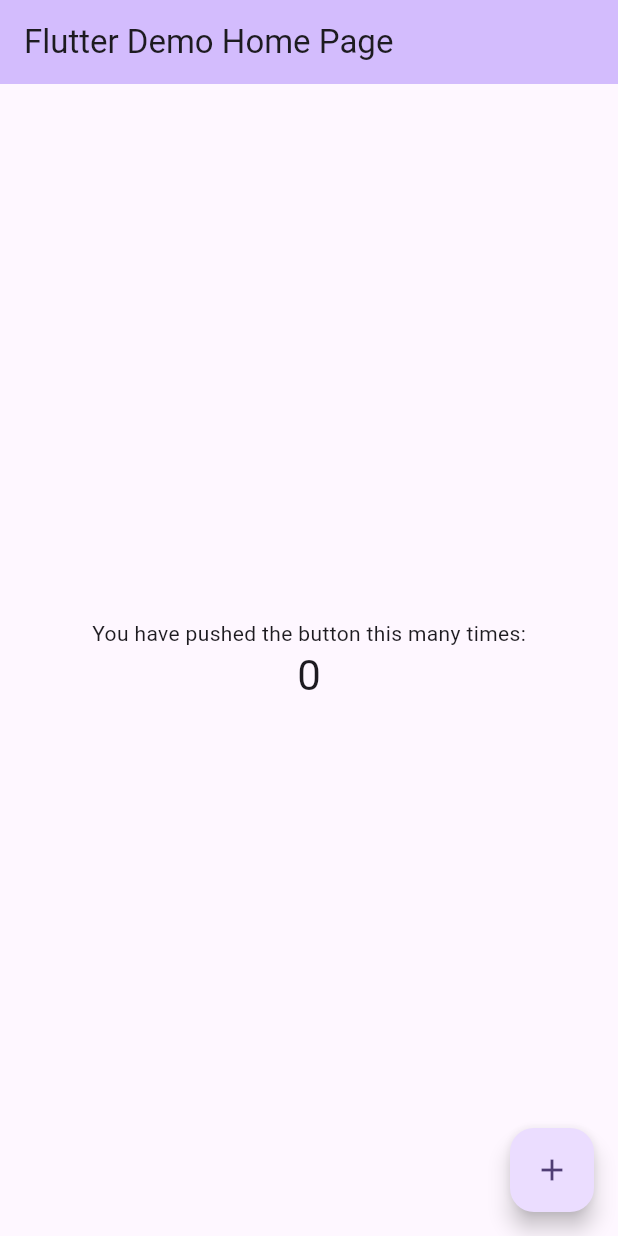
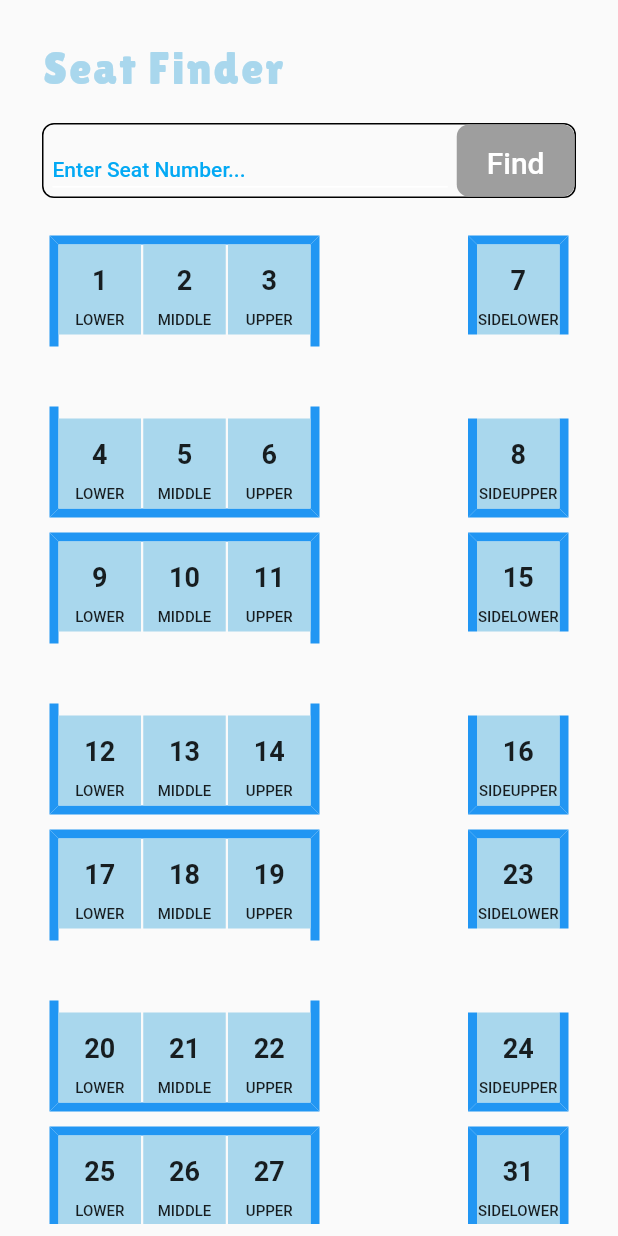
Before and after one commit to Aditya-Y-Git/CRUV_seat_finder, a Flutter app: the screen it shows after launch, on a phone screen of 412 x 824 dp. Run offline on Flutter 3.47's test engine with Material 2 defaults, Android fonts, the phone set to English and light mode, and no system bars; our stand-ins replace google_fonts, tuple.

Commit message:
completed whole design part

```diff
--- /dev/null
+++ b/lib/data/seats_data.dart
@@ -0,0 +1,77 @@
+import 'package:seat_finder/models/seat.dart';
+
+const seatsData = [
+  Seat(seatNumber: 0, cateory: Category.lower),
+  Seat(seatNumber: 1, cateory: Category.lower),
+  Seat(seatNumber: 2, cateory: Category.middle),
+  Seat(seatNumber: 3, cateory: Category.upper),
+  Seat(seatNumber: 4, cateory: Category.lower),
+  Seat(seatNumber: 5, cateory: Category.middle),
+  Seat(seatNumber: 6, cateory: Category.upper),
+  Seat(seatNumber: 7, cateory: Category.sideLower),
+  Seat(seatNumber: 8, cateory: Category.sideUpper),
+  Seat(seatNumber: 9, cateory: Category.lower),
+  Seat(seatNumber: 10, cateory: Category.middle),
+  Seat(seatNumber: 11, cateory: Category.upper),
+  Seat(seatNumber: 12, cateory: Category.lower),
+  Seat(seatNumber: 13, cateory: Category.middle),
+  Seat(seatNumber: 14, cateory: Category.upper),
+  Seat(seatNumber: 15, cateory: Category.sideLower),
+  Seat(seatNumber: 16, cateory: Category.sideUpper),
+  Seat(seatNumber: 17, cateory: Category.lower),
+  Seat(seatNumber: 18, cateory: Category.middle),
+  Seat(seatNumber: 19, cateory: Category.upper),
+  Seat(seatNumber: 20, cateory: Category.lower),
+  Seat(seatNumber: 21, cateory: Category.middle),
+  Seat(seatNumber: 22, cateory: Category.upper),
+  Seat(seatNumber: 23, cateory: Category.sideLower),
+  Seat(seatNumber: 24, cateory: Category.sideUpper),
+  Seat(seatNumber: 25, cateory: Category.lower),
+  Seat(seatNumber: 26, cateory: Category.middle),
+  Seat(seatNumber: 27, cateory: Category.upper),
+  Seat(seatNumber: 28, cateory: Category.lower),
+  Seat(seatNumber: 29, cateory: Category.middle),
+  Seat(seatNumber: 30, cateory: Category.upper),
+  Seat(seatNumber: 31, cateory: Category.sideLower),
+  Seat(seatNumber: 32, cateory: Category.sideUpper),
+  Seat(seatNumber: 33, cateory: Category.lower),
+  Seat(seatNumber: 34, cateory: Category.middle),
+  Seat(seatNumber: 35, cateory: Category.upper),
+  Seat(seatNumber: 36, cateory: Category.lower),
+  Seat(seatNumber: 37, cateory: Category.middle),
+  Seat(seatNumber: 38, cateory: Category.upper),
+  Seat(seatNumber: 39, cateory: Category.sideLower),
+  Seat(seatNumber: 40, cateory: Category.sideUpper),
+  Seat(seatNumber: 41, cateory: Category.lower),
+  Seat(seatNumber: 42, cateory: Category.middle),
+  Seat(seatNumber: 43, cateory: Category.upper),
+  Seat(seatNumber: 44, cateory: Category.lower),
+  Seat(seatNumber: 45, cateory: Category.middle),
+  Seat(seatNumber: 46, cateory: Category.upper),
+  Seat(seatNumber: 47, cateory: Category.sideLower),
+  Seat(seatNumber: 48, cateory: Category.sideUpper),
+  Seat(seatNumber: 49, cateory: Category.lower),
+  Seat(seatNumber: 50, cateory: Category.middle),
+  Seat(seatNumber: 51, cateory: Category.upper),
+  Seat(seatNumber: 52, cateory: Category.lower),
+  Seat(seatNumber: 53, cateory: Category.middle),
+  Seat(seatNumber: 54, cateory: Category.upper),
+  Seat(seatNumber: 55, cateory: Category.sideLower),
+  Seat(seatNumber: 56, cateory: Category.sideUpper),
+  Seat(seatNumber: 57, cateory: Category.lower),
+  Seat(seatNumber: 58, cateory: Category.middle),
+  Seat(seatNumber: 59, cateory: Category.upper),
+  Seat(seatNumber: 60, cateory: Category.lower),
+  Seat(seatNumber: 61, cateory: Category.middle),
+  Seat(seatNumber: 62, cateory: Category.upper),
+  Seat(seatNumber: 63, cateory: Category.sideLower),
+  Seat(seatNumber: 64, cateory: Category.sideUpper),
+  Seat(seatNumber: 65, cateory: Category.lower),
+  Seat(seatNumber: 66, cateory: Category.middle),
+  Seat(seatNumber: 67, cateory: Category.upper),
+  Seat(seatNumber: 68, cateory: Category.lower),
+  Seat(seatNumber: 69, cateory: Category.middle),
+  Seat(seatNumber: 70, cateory: Category.upper),
+  Seat(seatNumber: 71, cateory: Category.sideLower),
+  Seat(seatNumber: 72, cateory: Category.sideUpper),
+];
--- a/lib/main.dart
+++ b/lib/main.dart
@@ -1,125 +1,11 @@
 import 'package:flutter/material.dart';
+import 'package:seat_finder/screens/home.dart';
 
 void main() {
-  runApp(const MyApp());
+  runApp(
+    MaterialApp(
+      theme: ThemeData().copyWith(useMaterial3: true),
+      home: const Expanded(child: HomeScreen()),
+    ),
+  );
 }
-
-class MyApp extends StatelessWidget {
-  const MyApp({super.key});
-
-  // This widget is the root of your application.
-  @override
-  Widget build(BuildContext context) {
-    return MaterialApp(
-      title: 'Flutter Demo',
-      theme: ThemeData(
-        // This is the theme of your application.
-        //
-        // TRY THIS: Try running your application with "flutter run". You'll see
-        // the application has a blue toolbar. Then, without quitting the app,
-        // try changing the seedColor in the colorScheme below to Colors.green
-        // and then invoke "hot reload" (save your changes or press the "hot
-        // reload" button in a Flutter-supported IDE, or press "r" if you used
-        // the command line to start the app).
-        //
-        // Notice that the counter didn't reset back to zero; the application
-        // state is not lost during the reload. To reset the state, use hot
-        // restart instead.
-        //
-        // This works for code too, not just values: Most code changes can be
-        // tested with just a hot reload.
-        colorScheme: ColorScheme.fromSeed(seedColor: Colors.deepPurple),
-        useMaterial3: true,
-      ),
-      home: const MyHomePage(title: 'Flutter Demo Home Page'),
-    );
-  }
-}
-
-class MyHomePage extends StatefulWidget {
-  const MyHomePage({super.key, required this.title});
-
-  // This widget is the home page of your application. It is stateful, meaning
-  // that it has a State object (defined below) that contains fields that affect
-  // how it looks.
-
-  // This class is the configuration for the state. It holds the values (in this
-  // case the title) provided by the parent (in this case the App widget) and
-  // used by the build method of the State. Fields in a Widget subclass are
-  // always marked "final".
-
-  final String title;
-
-  @override
-  State<MyHomePage> createState() => _MyHomePageState();
-}
-
-class _MyHomePageState extends State<MyHomePage> {
-  int _counter = 0;
-
-  void _incrementCounter() {
-    setState(() {
-      // This call to setState tells the Flutter framework that something has
-      // changed in this State, which causes it to rerun the build method below
-      // so that the display can reflect the updated values. If we changed
-      // _counter without calling setState(), then the build method would not be
-      // called again, and so nothing would appear to happen.
-      _counter++;
-    });
-  }
-
-  @override
-  Widget build(BuildContext context) {
-    // This method is rerun every time setState is called, for instance as done
-    // by the _incrementCounter method above.
-    //
-    // The Flutter framework has been optimized to make rerunning build methods
-    // fast, so that you can just rebuild anything that needs updating rather
-    // than having to individually change instances of widgets.
-    return Scaffold(
-      appBar: AppBar(
-        // TRY THIS: Try changing the color here to a specific color (to
-        // Colors.amber, perhaps?) and trigger a hot reload to see the AppBar
-        // change color while the other colors stay the same.
-        backgroundColor: Theme.of(context).colorScheme.inversePrimary,
-        // Here we take the value from the MyHomePage object that was created by
-        // the App.build method, and use it to set our appbar title.
-        title: Text(widget.title),
-      ),
-      body: Center(
-        // Center is a layout widget. It takes a single child and positions it
-        // in the middle of the parent.
-        child: Column(
-          // Column is also a layout widget. It takes a list of children and
-          // arranges them vertically. By default, it sizes itself to fit its
-          // children horizontally, and tries to be as tall as its parent.
-          //
-          // Column has various properties to control how it sizes itself and
-          // how it positions its children. Here we use mainAxisAlignment to
-          // center the children vertically; the main axis here is the vertical
-          // axis because Columns are vertical (the cross axis would be
-          // horizontal).
-          //
-          // TRY THIS: Invoke "debug painting" (choose the "Toggle Debug Paint"
-          // action in the IDE, or press "p" in the console), to see the
-          // wireframe for each widget.
-          mainAxisAlignment: MainAxisAlignment.center,
-          children: <Widget>[
-            const Text(
-              'You have pushed the button this many times:',
-            ),
-            Text(
-              '$_counter',
-              style: Theme.of(context).textTheme.headlineMedium,
-            ),
-          ],
-        ),
-      ),
-      floatingActionButton: FloatingActionButton(
-        onPressed: _incrementCounter,
-        tooltip: 'Increment',
-        child: const Icon(Icons.add),
-      ), // This trailing comma makes auto-formatting nicer for build methods.
-    );
-  }
-}
--- /dev/null
+++ b/lib/models/seat.dart
@@ -0,0 +1,8 @@
+enum Category { lower, middle, upper, sideLower, sideUpper }
+
+class Seat {
+  const Seat({required this.seatNumber, required this.cateory});
+
+  final int seatNumber;
+  final Category cateory;
+}
--- /dev/null
+++ b/lib/new_widgets/compartment.dart
@@ -0,0 +1,33 @@
+import 'package:flutter/material.dart';
+import 'package:seat_finder/new_widgets/main_compartment.dart';
+import 'package:seat_finder/new_widgets/side_compaertment.dart';
+
+class Compartment extends StatelessWidget {
+  const Compartment(
+      {super.key, required this.upperStart, required this.lowerStart, required this.sideStart});
+
+  final int upperStart;
+  final int lowerStart;
+  final int sideStart;
+
+  @override
+  Widget build(BuildContext context) {
+    return Container(
+      margin: const EdgeInsets.symmetric(horizontal: 25, vertical: 5),
+      width: double.infinity,
+      height: 130,
+      // padding: const EdgeInsets.all(8),
+      decoration: const BoxDecoration(
+          // color: Colors.red,
+          ),
+      child: Row(children: [
+        MainCompartment(
+            lowerSeatsStart: lowerStart, upperSeatsStart: upperStart),
+        const Spacer(),
+        SideComparatment(
+          sideLower: sideStart-1,
+        )
+      ]),
+    );
+  }
+}
--- /dev/null
+++ b/lib/new_widgets/lower_seats.dart
@@ -0,0 +1,51 @@
+import 'package:flutter/material.dart';
+import 'package:seat_finder/data/seats_data.dart';
+import 'package:seat_finder/new_widgets/single_seat.dart';
+
+class LowerSeats extends StatelessWidget {
+  const LowerSeats({super.key, required this.start});
+
+  final int start;
+
+  @override
+  Widget build(BuildContext context) {
+    return Expanded(
+      child: Container(
+        width: double.infinity,
+        decoration: const BoxDecoration(
+          // color: Colors.amber,
+          border: Border(
+            bottom: BorderSide(
+              color: Colors.blue,
+              width: 6.0,
+              style: BorderStyle.solid,
+            ),
+            left: BorderSide(
+              color: Colors.blue,
+              width: 6.0,
+              style: BorderStyle.solid,
+            ),
+            right: BorderSide(
+              color: Colors.blue,
+              width: 6.0,
+              style: BorderStyle.solid,
+            ),
+          ),
+        ),
+        child: Row(
+          mainAxisAlignment: MainAxisAlignment.start,
+          crossAxisAlignment: CrossAxisAlignment.end,
+          children: [
+            NewSingleSeat(seat: seatsData[start]),
+            const Spacer(),
+            NewSingleSeat(seat: seatsData[start + 1]),
+            const Spacer(),
+            NewSingleSeat(
+              seat: seatsData[start + 2],
+            ),
+          ],
+        ),
+      ),
+    );
+  }
+}
--- /dev/null
+++ b/lib/new_widgets/main_compartment.dart
@@ -0,0 +1,33 @@
+import 'package:flutter/material.dart';
+import 'package:seat_finder/new_widgets/lower_seats.dart';
+import 'package:seat_finder/new_widgets/upper_seats.dart';
+
+class MainCompartment extends StatelessWidget {
+  const MainCompartment(
+      {super.key,
+      required this.lowerSeatsStart,
+      required this.upperSeatsStart});
+
+  final int upperSeatsStart;
+  final int lowerSeatsStart;
+
+  @override
+  Widget build(BuildContext context) {
+    return Container(
+      width: 180,
+      // padding: const EdgeInsets.all(16),
+      // decoration: const BoxDecoration(color: Colors.yellow),
+      child: Column(
+        children: [
+          UpperSeats(start: upperSeatsStart),
+          const SizedBox(
+            height: 40,
+          ),
+          LowerSeats(
+            start: lowerSeatsStart,
+          )
+        ],
+      ),
+    );
+  }
+}
--- /dev/null
+++ b/lib/new_widgets/side_compaertment.dart
@@ -0,0 +1,73 @@
+import 'package:flutter/material.dart';
+import 'package:seat_finder/data/seats_data.dart';
+
+import 'package:seat_finder/new_widgets/single_seat.dart';
+
+class SideComparatment extends StatelessWidget {
+  const SideComparatment({super.key, required this.sideLower});
+
+  final int sideLower;
+
+  @override
+  Widget build(BuildContext context) {
+    return Container(
+      width: 67,
+      // padding: const EdgeInsets.all(8),
+
+      child: Column(
+        crossAxisAlignment: CrossAxisAlignment.end,
+        children: [
+          Container(
+            decoration: const BoxDecoration(
+              // color: Colors.yellow,
+              border: Border(
+                top: BorderSide(
+                  color: Colors.blue,
+                  style: BorderStyle.solid,
+                  width: 6,
+                ),
+                right: BorderSide(
+                  color: Colors.blue,
+                  style: BorderStyle.solid,
+                  width: 6,
+                ),
+                left: BorderSide(
+                  color: Colors.blue,
+                  style: BorderStyle.solid,
+                  width: 6,
+                ),
+              ),
+            ),
+            child: NewSingleSeat(seat: seatsData[sideLower]),
+          ),
+          const Spacer(),
+          Container(
+            decoration: const BoxDecoration(
+              // color: Colors.yellow,
+              border: Border(
+                bottom: BorderSide(
+                  color: Colors.blue,
+                  style: BorderStyle.solid,
+                  width: 6,
+                ),
+                right: BorderSide(
+                  color: Colors.blue,
+                  style: BorderStyle.solid,
+                  width: 6,
+                ),
+                left: BorderSide(
+                  color: Colors.blue,
+                  style: BorderStyle.solid,
+                  width: 6,
+                ),
+              ),
+            ),
+            child: NewSingleSeat(
+              seat: seatsData[sideLower + 1],
+            ),
+          )
+        ],
+      ),
+    );
+  }
+}
--- /dev/null
+++ b/lib/new_widgets/single_seat.dart
@@ -0,0 +1,36 @@
+import 'package:flutter/widgets.dart';
+import 'package:seat_finder/data/seats_data.dart';
+import 'package:seat_finder/models/seat.dart';
+
+class NewSingleSeat extends StatelessWidget {
+  const NewSingleSeat({super.key, required this.seat});
+
+  final Seat seat;
+
+  @override
+  Widget build(BuildContext context) {
+    return Container(
+      width: 55,
+      decoration: const BoxDecoration(
+        color: Color.fromARGB(255, 169, 215, 237),
+      ),
+      child: Container(
+        margin: const EdgeInsets.fromLTRB(0, 10, 0, 0),
+        height: 50,
+        child: Column(mainAxisAlignment: MainAxisAlignment.center, children: [
+          Text(
+            seatsData[seat.seatNumber].seatNumber.toString(),
+            style: const TextStyle(fontSize: 18, fontWeight: FontWeight.bold),
+          ),
+          const SizedBox(
+            height: 10,
+          ),
+          Text(
+            seatsData[seat.seatNumber].cateory.name.toUpperCase(),
+            style: const TextStyle(fontSize: 10, fontWeight: FontWeight.w500),
+          ),
+        ]),
+      ),
+    );
+  }
+}
--- /dev/null
+++ b/lib/new_widgets/upper_seats.dart
@@ -0,0 +1,55 @@
+import 'package:flutter/material.dart';
+import 'package:seat_finder/data/seats_data.dart';
+import 'package:seat_finder/new_widgets/single_seat.dart';
+
+class UpperSeats extends StatelessWidget {
+  const UpperSeats({super.key, required this.start});
+
+  final int start;
+
+  @override
+  Widget build(BuildContext context) {
+    return Expanded(
+      child: Container(
+        width: double.infinity,
+        decoration: const BoxDecoration(
+          // color: Colors.amber,
+          border: Border(
+            top: BorderSide(
+              color: Colors.blue,
+              width: 6.0,
+              style: BorderStyle.solid,
+            ),
+            left: BorderSide(
+              color: Colors.blue,
+              width: 6.0,
+              style: BorderStyle.solid,
+            ),
+            right: BorderSide(
+              color: Colors.blue,
+              width: 6.0,
+              style: BorderStyle.solid,
+            ),
+          ),
+        ),
+        child: Row(
+          mainAxisAlignment: MainAxisAlignment.start,
+          crossAxisAlignment: CrossAxisAlignment.start,
+          children: [
+            NewSingleSeat(
+              seat: seatsData[start],
+            ),
+            const Spacer(),
+            NewSingleSeat(
+              seat: seatsData[start + 1],
+            ),
+            const Spacer(),
+            NewSingleSeat(
+              seat: seatsData[start + 2],
+            ),
+          ],
+        ),
+      ),
+    );
+  }
+}
--- /dev/null
+++ b/lib/screens/home.dart
@@ -0,0 +1,129 @@
+// This is the main screen where user can search for a seat number
+import 'package:flutter/material.dart';
+import 'package:google_fonts/google_fonts.dart';
+import 'package:seat_finder/data/seats_data.dart';
+import 'package:seat_finder/models/seat.dart';
+import 'package:seat_finder/new_widgets/compartment.dart';
+import 'package:tuple/tuple.dart';
+
+class HomeScreen extends StatefulWidget {
+  const HomeScreen({super.key});
+  @override
+  State<HomeScreen> createState() {
+    return _HomeScreenState();
+  }
+}
+
+class _HomeScreenState extends State<HomeScreen> {
+  @override
+  Widget build(BuildContext context) {
+    List<Seat> upperSeats = [];
+    for (var i = 0; i < 72; i += 8) {
+      upperSeats.add(seatsData[i]);
+    }
+
+    List<Seat> lowerSeats = [];
+    for (var i = 3; i < 72; i += 8) {
+      lowerSeats.add(seatsData[i]);
+    }
+
+    List<Seat> sideSeats = [];
+    for (int i = 1; i <= 72; i++) {
+      if (i % 8 == 0) {
+        sideSeats.add(seatsData[i]);
+      }
+    }
+
+    List<Tuple3<Seat, Seat, Seat>> seatPairs = [];
+    for (var i = 0; i < upperSeats.length; i++) {
+      seatPairs.add(Tuple3(upperSeats[i], lowerSeats[i], sideSeats[i]));
+    }
+
+    return Scaffold(
+        // body
+        body: SafeArea(
+      top: true,
+      child: Container(
+        padding: const EdgeInsets.all(8),
+        child: Column(
+          crossAxisAlignment: CrossAxisAlignment.start,
+          children: [
+            // heading
+            Container(
+              margin: const EdgeInsets.symmetric(horizontal: 20, vertical: 20),
+              child: Text(
+                'Seat Finder',
+                textAlign: TextAlign.start,
+                style: GoogleFonts.lilitaOne(
+                    fontSize: 30,
+                    color: const Color.fromARGB(255, 169, 215, 237),
+                    letterSpacing: 1.5),
+              ),
+            ),
+
+            // search bar
+            Container(
+              margin: const EdgeInsets.symmetric(horizontal: 20),
+              height: 50,
+              decoration: BoxDecoration(
+                  border: Border.all(color: Colors.black),
+                  borderRadius: BorderRadius.circular(8)),
+              child: Row(
+                children: [
+                  const Expanded(
+                    child: Padding(
+                      padding: EdgeInsets.all(6.0),
+                      child: TextField(
+                        decoration: InputDecoration(
+                          hintText: 'Enter Seat Number...',
+                          hintStyle: TextStyle(
+                            color: Colors.lightBlue,
+                          ),
+                        ),
+                      ),
+                    ),
+                  ),
+                  TextButton(
+                      onPressed: () {},
+                      style: TextButton.styleFrom(
+                        shape: RoundedRectangleBorder(
+                            borderRadius: BorderRadius.circular(8)),
+                        backgroundColor: Colors.grey,
+                        foregroundColor: Colors.white,
+                      ),
+                      child: const Padding(
+                        padding:
+                            EdgeInsets.symmetric(horizontal: 8.0, vertical: 6),
+                        child: Text(
+                          'Find',
+                          style: TextStyle(
+                            fontSize: 20,
+                          ),
+                        ),
+                      )),
+                ],
+              ),
+            ),
+
+            // seats
+            const SizedBox(
+              height: 20,
+            ),
+            Expanded(
+              child: GridView(
+                  gridDelegate: const SliverGridDelegateWithFixedCrossAxisCount(
+                      crossAxisCount: 1, childAspectRatio: 2),
+                  children: seatPairs
+                      .map((e) => Compartment(
+                            upperStart: e.item1.seatNumber + 1,
+                            lowerStart: e.item2.seatNumber + 1,
+                            sideStart: e.item3.seatNumber,
+                          ))
+                      .toList()),
+            ),
+          ],
+        ),
+      ),
+    ));
+  }
+}
```
Also changed, not shown: pubspec.yaml (+4 -4 lines), pubspec.lock, 1 other file.
